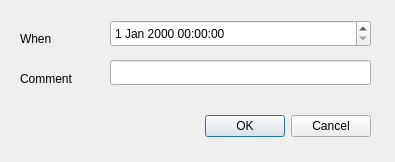
Old version of the form ui/sector.ui in the repository ruz76/qgis_patrac_3.
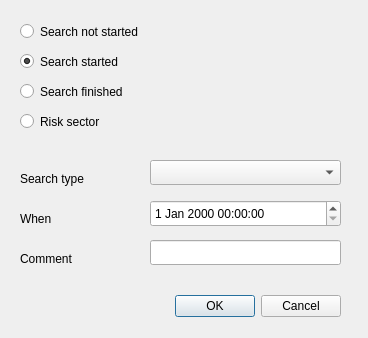
New version of the form. Custom widgets are drawn as their Qt base class.

Commit message: Moved progress tool settings from main panel to sector dialog.

The edit to the form file:
```diff
--- a/ui/sector.ui
+++ b/ui/sector.ui
@@ -6,8 +6,8 @@
    <rect>
     <x>0</x>
     <y>0</y>
-    <width>395</width>
-    <height>162</height>
+    <width>368</width>
+    <height>338</height>
    </rect>
   </property>
   <property name="windowTitle">
@@ -19,9 +19,9 @@
   <widget class="QDialogButtonBox" name="buttonBox">
    <property name="geometry">
     <rect>
-     <x>30</x>
-     <y>110</y>
-     <width>341</width>
+     <x>90</x>
+     <y>290</y>
+     <width>251</width>
      <height>32</height>
     </rect>
    </property>
@@ -35,9 +35,9 @@
   <widget class="QgsDateTimeEdit" name="mDateTimeEditChange">
    <property name="geometry">
     <rect>
-     <x>110</x>
-     <y>20</y>
-     <width>261</width>
+     <x>150</x>
+     <y>200</y>
+     <width>191</width>
      <height>27</height>
     </rect>
    </property>
@@ -45,9 +45,9 @@
   <widget class="QLineEdit" name="lineEditComment">
    <property name="geometry">
     <rect>
-     <x>110</x>
-     <y>60</y>
-     <width>261</width>
+     <x>150</x>
+     <y>240</y>
+     <width>191</width>
      <height>25</height>
     </rect>
    </property>
@@ -56,8 +56,8 @@
    <property name="geometry">
     <rect>
      <x>20</x>
-     <y>30</y>
-     <width>54</width>
+     <y>210</y>
+     <width>111</width>
      <height>17</height>
     </rect>
    </property>
@@ -69,8 +69,8 @@
    <property name="geometry">
     <rect>
      <x>20</x>
-     <y>70</y>
-     <width>54</width>
+     <y>250</y>
+     <width>111</width>
      <height>17</height>
     </rect>
    </property>
@@ -78,6 +78,84 @@
     <string>Comment</string>
    </property>
   </widget>
+  <widget class="QRadioButton" name="sectorsProgressStateNotStarted">
+   <property name="geometry">
+    <rect>
+     <x>20</x>
+     <y>20</y>
+     <width>181</width>
+     <height>23</height>
+    </rect>
+   </property>
+   <property name="text">
+    <string>Search not started</string>
+   </property>
+  </widget>
+  <widget class="QRadioButton" name="sectorsProgressStateStarted">
+   <property name="geometry">
+    <rect>
+     <x>20</x>
+     <y>50</y>
+     <width>171</width>
+     <height>23</height>
+    </rect>
+   </property>
+   <property name="text">
+    <string>Search started</string>
+   </property>
+   <property name="checked">
+    <bool>true</bool>
+   </property>
+  </widget>
+  <widget class="QRadioButton" name="sectorsProgressStateFinished">
+   <property name="geometry">
+    <rect>
+     <x>20</x>
+     <y>80</y>
+     <width>171</width>
+     <height>23</height>
+    </rect>
+   </property>
+   <property name="text">
+    <string>Search finished</string>
+   </property>
+  </widget>
+  <widget class="QRadioButton" name="sectorsProgressStateRisk">
+   <property name="geometry">
+    <rect>
+     <x>20</x>
+     <y>110</y>
+     <width>96</width>
+     <height>23</height>
+    </rect>
+   </property>
+   <property name="text">
+    <string>Risk sector</string>
+   </property>
+  </widget>
+  <widget class="QComboBox" name="sectorsProgressType">
+   <property name="geometry">
+    <rect>
+     <x>150</x>
+     <y>160</y>
+     <width>191</width>
+     <height>25</height>
+    </rect>
+   </property>
+  </widget>
+  <widget class="QLabel" name="labelSearchType">
+   <property name="geometry">
+    <rect>
+     <x>20</x>
+     <y>170</y>
+     <width>121</width>
+     <height>17</height>
+    </rect>
+   </property>
+   <property name="text">
+    <string>Search type</string>
+   </property>
+  </widget>
  </widget>
  <customwidgets>
   <customwidget>
```
The commit also changes 10 other files.
